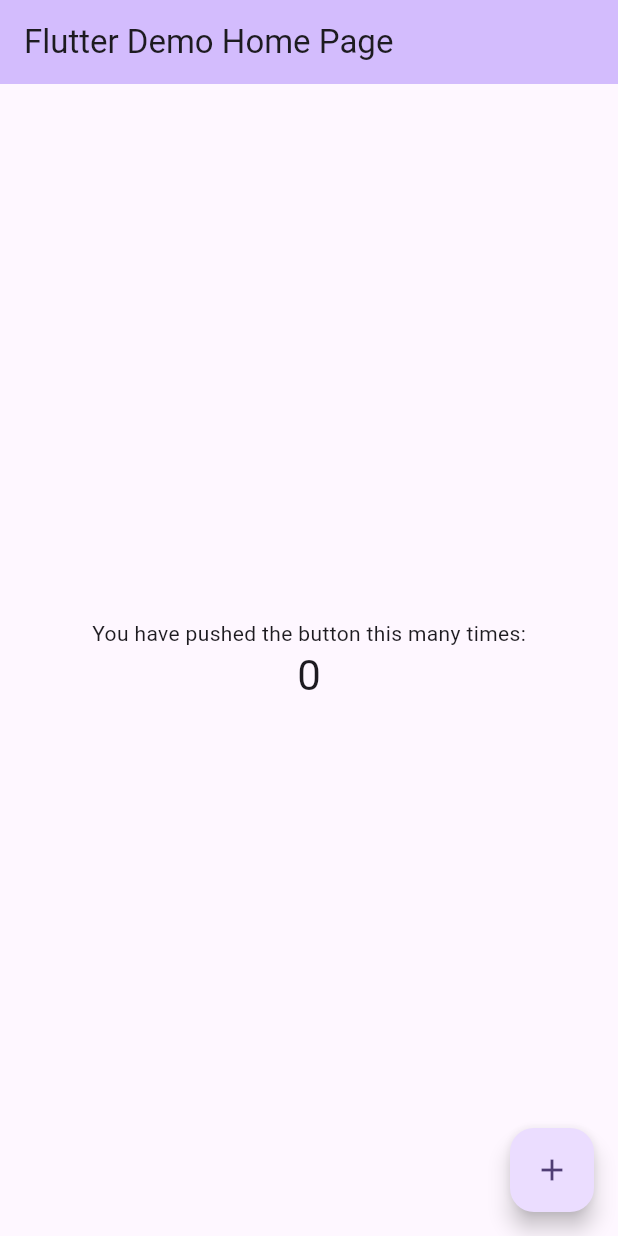
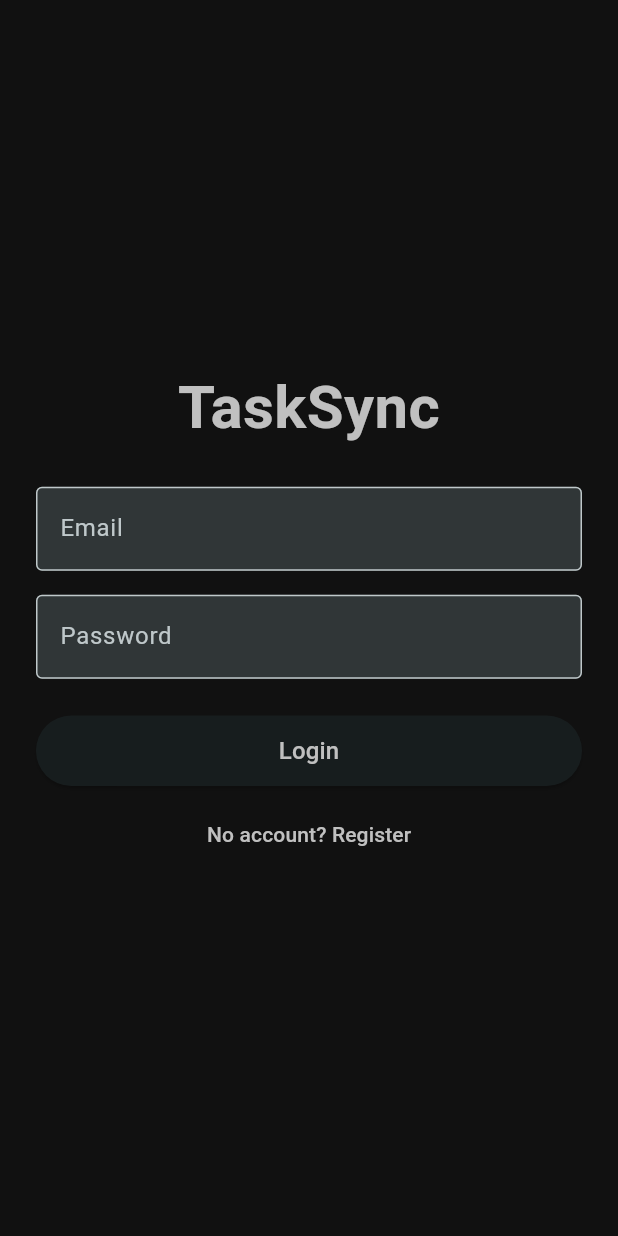
Before and after one commit to g9wz/tasksync, a Flutter app: the screen it shows after launch, on a phone screen of 412 x 824 dp. Run offline on Flutter 3.47's test engine with Material 3 defaults, Android fonts, the phone set to English and light mode, and no system bars; our stand-ins replace cloud_firestore, firebase_auth, firebase_core, flex_color_scheme; accounts and stored records are empty.

Commit message:
lots of stuff i lost track

```diff
--- a/lib/main.dart
+++ b/lib/main.dart
@@ -1,6 +1,11 @@
+import 'package:flex_color_scheme/flex_color_scheme.dart';
+import 'package:flutter/cupertino.dart';
 import 'package:flutter/material.dart';
 import 'package:firebase_core/firebase_core.dart';
+import 'package:firebase_auth/firebase_auth.dart';
 import 'firebase_options.dart';
+import 'screens/auth_screen.dart';
+import 'screens/home_screen.dart';
 
 void main() async {
   WidgetsFlutterBinding.ensureInitialized();
@@ -16,59 +21,36 @@ class MyApp extends StatelessWidget {
   @override
   Widget build(BuildContext context) {
     return MaterialApp(
-      title: 'Flutter Demo',
-      theme: ThemeData(
-        colorScheme: ColorScheme.fromSeed(seedColor: Colors.deepPurple),
-        useMaterial3: true,
+      title: 'TaskSync',
+      debugShowCheckedModeBanner: false,
+      themeMode: ThemeMode.dark,
+      darkTheme: FlexThemeData.dark(
+        scheme: FlexScheme.blackWhite,
+        subThemesData: const FlexSubThemesData(
+          interactionEffects: true,
+          tintedDisabledControls: true,
+          blendOnColors: true,
+          useM2StyleDividerInM3: true,
+          inputDecoratorIsFilled: true,
+          inputDecoratorBorderType: FlexInputBorderType.outline,
+          alignedDropdown: true,
+          navigationRailUseIndicator: true,
+          navigationRailLabelType: NavigationRailLabelType.all,
+        ),
+        visualDensity: FlexColorScheme.comfortablePlatformDensity,
+        cupertinoOverrideTheme: const CupertinoThemeData(applyThemeToAll: true),
       ),
-      home: const MyHomePage(title: 'Flutter Demo Home Page'),
-    );
-  }
-}
-
-class MyHomePage extends StatefulWidget {
-  const MyHomePage({super.key, required this.title});
-
-  final String title;
-
-  @override
-  State<MyHomePage> createState() => _MyHomePageState();
-}
-
-class _MyHomePageState extends State<MyHomePage> {
-  int _counter = 0;
-
-  void _incrementCounter() {
-    setState(() {
-      _counter++;
-    });
-  }
-
-  @override
-  Widget build(BuildContext context) {
-    return Scaffold(
-      appBar: AppBar(
-        backgroundColor: Theme.of(context).colorScheme.inversePrimary,
-        title: Text(widget.title),
-      ),
-      body: Center(
-        child: Column(
-          mainAxisAlignment: MainAxisAlignment.center,
-          children: <Widget>[
-            const Text(
-              'You have pushed the button this many times:',
-            ),
-            Text(
-              '$_counter',
-              style: Theme.of(context).textTheme.headlineMedium,
-            ),
-          ],
-        ),
-      ),
-      floatingActionButton: FloatingActionButton(
-        onPressed: _incrementCounter,
-        tooltip: 'Increment',
-        child: const Icon(Icons.add),
+      home: StreamBuilder<User?>(
+        stream: FirebaseAuth.instance.authStateChanges(),
+        builder: (context, snapshot) {
+          if (snapshot.connectionState == ConnectionState.waiting) {
+            return const Center(child: CircularProgressIndicator());
+          }
+          if (snapshot.hasData) {
+            return const HomeScreen();
+          }
+          return const AuthScreen();
+        },
       ),
     );
   }
--- /dev/null
+++ b/lib/screens/auth_screen.dart
@@ -0,0 +1,140 @@
+import 'package:flutter/material.dart';
+import 'package:tasksync/services/auth_service.dart';
+
+class AuthScreen extends StatefulWidget {
+  const AuthScreen({super.key});
+
+  @override
+  State<AuthScreen> createState() => _AuthScreenState();
+}
+
+class _AuthScreenState extends State<AuthScreen> {
+  final _formKey = GlobalKey<FormState>();
+  final _emailController = TextEditingController();
+  final _passwordController = TextEditingController();
+  bool _isLogin = true;
+  bool _isLoading = false;
+  final _authService = AuthService();
+
+  Future<void> _submitForm() async {
+    if (_formKey.currentState!.validate()) {
+      setState(() => _isLoading = true);
+      try {
+        if (_isLogin) {
+          await _authService.signInWithEmailAndPassword(
+            _emailController.text,
+            _passwordController.text,
+          );
+        } else {
+          await _authService.registerWithEmailAndPassword(
+            _emailController.text,
+            _passwordController.text,
+          );
+        }
+      } catch (e) {
+        if (mounted) {
+          ScaffoldMessenger.of(context).showSnackBar(
+            SnackBar(content: Text(e.toString())),
+          );
+        }
+      }
+      setState(() => _isLoading = false);
+    }
+  }
+
+  @override
+  Widget build(BuildContext context) {
+    return Scaffold(
+      body: Center(
+        child: SingleChildScrollView(
+          padding: const EdgeInsets.all(24),
+          child: Form(
+            key: _formKey,
+            child: Column(
+              mainAxisAlignment: MainAxisAlignment.center,
+              crossAxisAlignment: CrossAxisAlignment.stretch,
+              children: [
+                Text(
+                  'TaskSync',
+                  style: TextStyle(
+                    fontSize: 40,
+                    fontWeight: FontWeight.bold,
+                    color: Theme.of(context).primaryColor,
+                  ),
+                  textAlign: TextAlign.center,
+                ),
+                const SizedBox(height: 24),
+                TextFormField(
+                  controller: _emailController,
+                  decoration: const InputDecoration(
+                    labelText: 'Email',
+                    border: OutlineInputBorder(),
+                  ),
+                  keyboardType: TextInputType.emailAddress,
+                  validator: (value) {
+                    if (value == null || value.isEmpty) {
+                      return 'Please enter your email';
+                    }
+                    return null;
+                  },
+                ),
+                const SizedBox(height: 16),
+                TextFormField(
+                  controller: _passwordController,
+                  decoration: const InputDecoration(
+                    labelText: 'Password',
+                    border: OutlineInputBorder(),
+                  ),
+                  obscureText: true,
+                  validator: (value) {
+                    if (value == null || value.isEmpty) {
+                      return 'Please enter your password';
+                    }
+                    if (value.length < 6) {
+                      return 'Password must be at least 6 characters';
+                    }
+                    return null;
+                  },
+                ),
+                const SizedBox(height: 24),
+                ElevatedButton(
+                  onPressed: _isLoading ? null : _submitForm,
+                  child: Padding(
+                    padding: const EdgeInsets.symmetric(vertical: 12),
+                    child: _isLoading
+                        ? const SizedBox(
+                            height: 20,
+                            width: 20,
+                            child: CircularProgressIndicator(strokeWidth: 2),
+                          )
+                        : Text(
+                            _isLogin ? 'Login' : 'Register',
+                            style: const TextStyle(fontSize: 16),
+                          ),
+                  ),
+                ),
+                const SizedBox(height: 8),
+                TextButton(
+                  onPressed: () => setState(() => _isLogin = !_isLogin),
+                  child: Padding(
+                    padding: const EdgeInsets.symmetric(vertical: 6),
+                    child: Text(
+                      _isLogin ? 'No account? Register' : 'Yes account? Login',
+                    ),
+                  ),
+                ),
+              ],
+            ),
+          ),
+        ),
+      ),
+    );
+  }
+
+  @override
+  void dispose() {
+    _emailController.dispose();
+    _passwordController.dispose();
+    super.dispose();
+  }
+}
--- /dev/null
+++ b/lib/services/auth_service.dart
@@ -0,0 +1,37 @@
+import 'package:firebase_auth/firebase_auth.dart';
+
+class AuthService {
+  final FirebaseAuth _auth = FirebaseAuth.instance;
+
+  User? get currentUser => _auth.currentUser;
+
+  Stream<User?> get authStateChanges => _auth.authStateChanges();
+
+  Future<UserCredential> signInWithEmailAndPassword(
+      String email, String password) async {
+    try {
+      return await _auth.signInWithEmailAndPassword(
+        email: email,
+        password: password,
+      );
+    } catch (e) {
+      rethrow;
+    }
+  }
+
+  Future<UserCredential> registerWithEmailAndPassword(
+      String email, String password) async {
+    try {
+      return await _auth.createUserWithEmailAndPassword(
+        email: email,
+        password: password,
+      );
+    } catch (e) {
+      rethrow;
+    }
+  }
+
+  Future<void> signOut() async {
+    await _auth.signOut();
+  }
+}
```
Also changed, not shown: lib/models/task.dart (added, +44 -0 lines), lib/screens/home_screen.dart (added, +175 -0 lines), lib/services/task_service.dart (added, +73 -0 lines), pubspec.yaml (+5 -72 lines), pubspec.lock, 9 other files.
